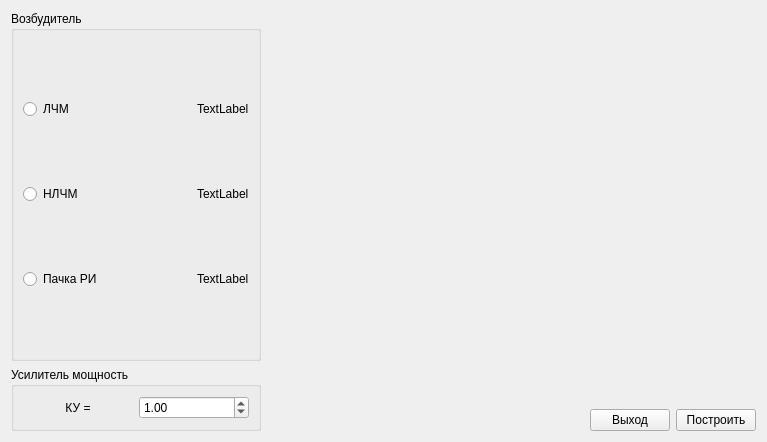
Above: Exciter.ui from TritonVera/Project_LCHM before the change. Below: the same form after it.
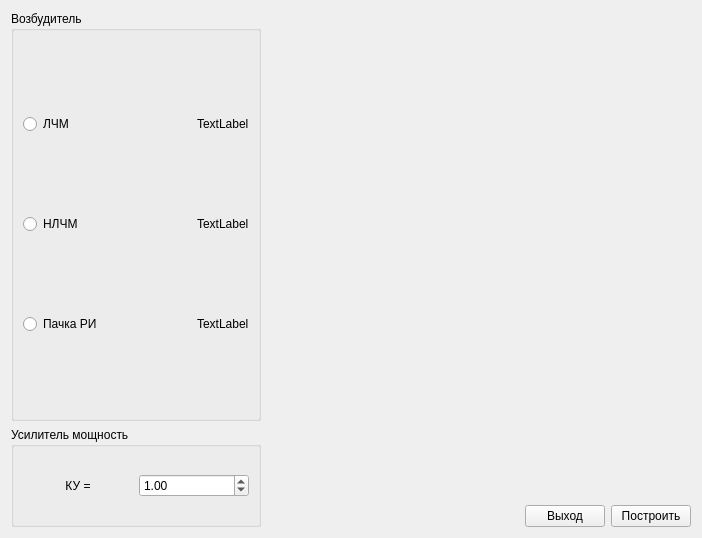
That is the form after the change.

Commit message: Start code realization UI

```diff
--- a/Exciter.ui
+++ b/Exciter.ui
@@ -6,8 +6,8 @@
    <rect>
     <x>0</x>
     <y>0</y>
-    <width>767</width>
-    <height>440</height>
+    <width>702</width>
+    <height>538</height>
    </rect>
   </property>
   <property name="sizePolicy">
@@ -18,8 +18,8 @@
   </property>
   <property name="minimumSize">
    <size>
-    <width>0</width>
-    <height>0</height>
+    <width>640</width>
+    <height>480</height>
    </size>
   </property>
   <property name="windowTitle">
@@ -36,7 +36,7 @@
        <property name="minimumSize">
         <size>
          <width>250</width>
-         <height>350</height>
+         <height>320</height>
         </size>
        </property>
        <property name="maximumSize">
@@ -148,7 +148,7 @@
        <property name="minimumSize">
         <size>
          <width>0</width>
-         <height>0</height>
+         <height>100</height>
         </size>
        </property>
        <property name="maximumSize">
```
Left out of the diff: 64 changed lines with no effect on the pictures. The commit also changes 3 other files.
